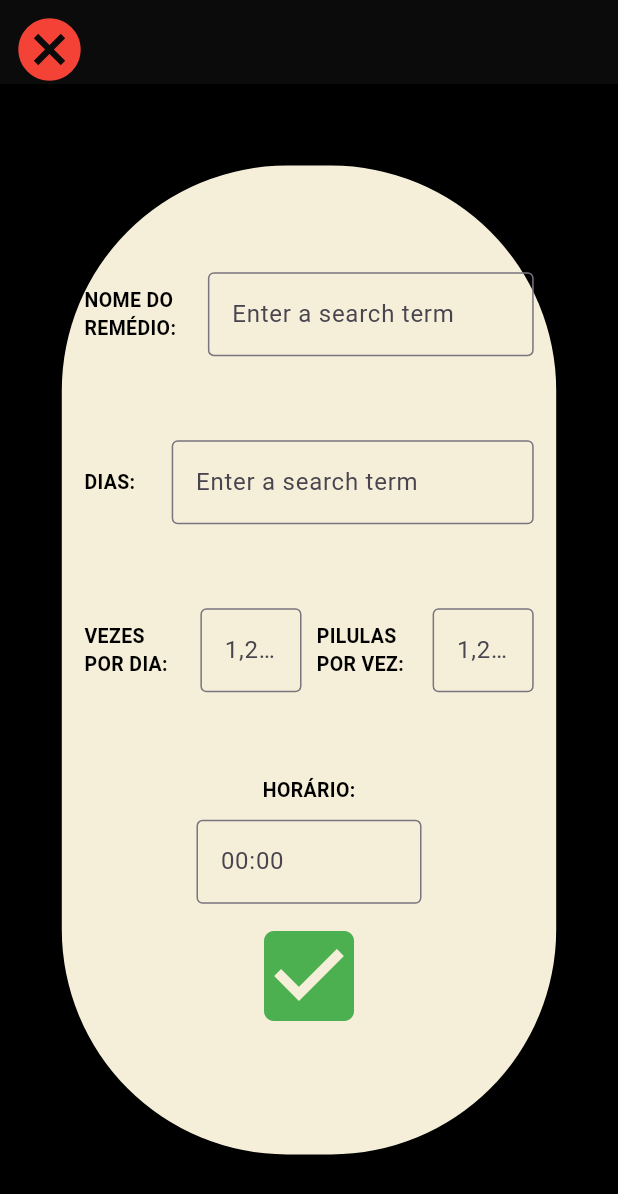
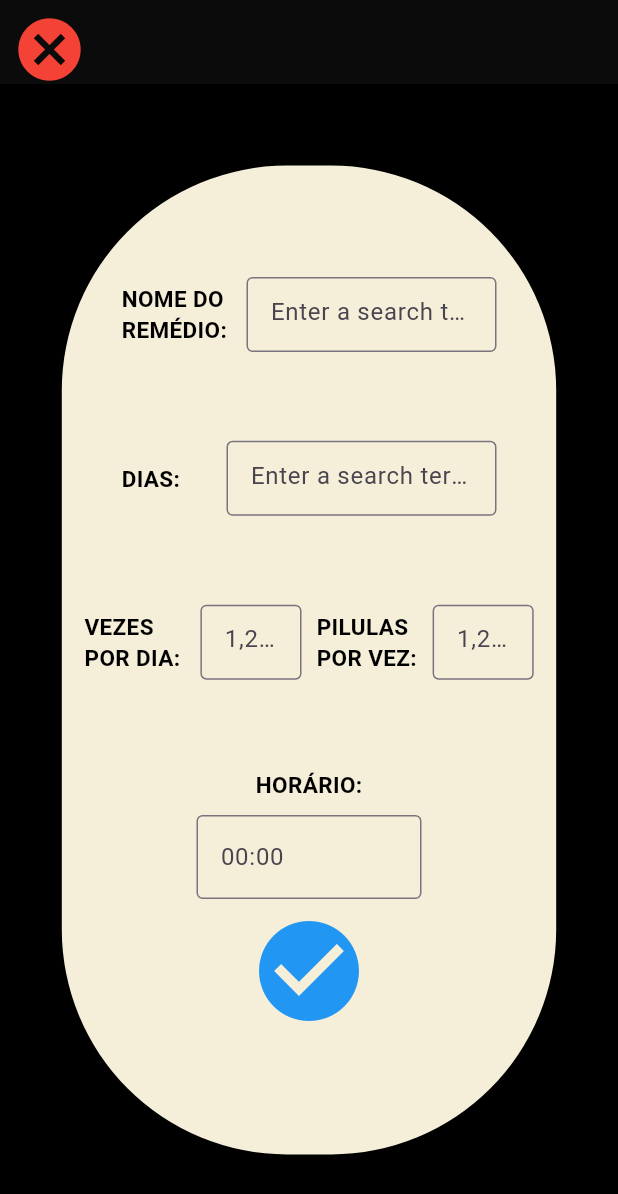
Before and after one commit to HenriqueSoares28/pillbox, a Flutter app: the EditarRemedio screen opened directly, on a phone screen of 412 x 824 dp. Shown: the top 1194 px of the screen. Run offline on Flutter 3.47's test engine with Material 3 defaults, Android fonts, the phone set to English and light mode, and no system bars.

Commit message:
so deus sabe o que passa na mente do palhaço

```diff
--- a/lib/editarRemedio.dart
+++ b/lib/editarRemedio.dart
@@ -52,14 +52,45 @@ class EditarRemedio extends StatelessWidget {
                 mainAxisAlignment: MainAxisAlignment.spaceEvenly,
                 crossAxisAlignment: CrossAxisAlignment.center,
                 children: <Widget>[
-                  Row(
+                  SizedBox(
+                    height: 50,
+                    width: 250,
+                    child: Row(
                       children: [
                         const Expanded(
                           flex: 1,
                           child: Text(
                             'NOME DO REMÉDIO:',
                             style: TextStyle(
-                            fontSize: 13,
+                              fontSize: 15,
+                              fontWeight: FontWeight.bold,
+                              color: Colors.black,
+                            ),
+                          ),
+                        ),
+                        Expanded(
+                          flex: 2,
+                          child: TextFormField(
+                            decoration: const InputDecoration(
+                              border: OutlineInputBorder(),
+                              hintText: 'Enter a search term',
+                            ),
+                          ),
+                        ),
+                      ],
+                    ),
+                  ),
+                  SizedBox(
+                    height: 50,
+                    width: 250,
+                    child: Row(
+                      children: [
+                        const Expanded(
+                          flex: 1,
+                          child: Text(
+                            'DIAS:',
+                            style: TextStyle(
+                              fontSize: 15,
                               fontWeight: FontWeight.bold,
                               color: Colors.black,
                             ),
@@ -77,39 +108,18 @@ class EditarRemedio extends StatelessWidget {
                         ),
                       ],
                     ),
-                  Row(
-                    children: [
-                      const Expanded(
-                        flex: 1,
-                        child: Text(
-                          'DIAS:',
-                          style: TextStyle(
-                            fontSize: 13,
-                            fontWeight: FontWeight.bold,
-                            color: Colors.black,
                   ),
-                        ),
-                      ),
-                      const SizedBox(width: 10),
-                      Expanded(
-                        flex: 5,
-                        child: TextFormField(
-                          decoration: const InputDecoration(
-                            border: OutlineInputBorder(),
-                            hintText: 'Enter a search term',
-                          ),
-                        ),
-                      ),
-                    ],
-                  ),
-                  Row(
+                  SizedBox(
+                    height: 50,
+                    width: 300,
+                    child: Row(
                       children: [
                         const Expanded(
                           flex: 2,
                           child: Text(
                             'VEZES POR DIA:',
                             style: TextStyle(
-                            fontSize: 13,
+                              fontSize: 15,
                               fontWeight: FontWeight.bold,
                               color: Colors.black,
                             ),
@@ -132,7 +142,7 @@ class EditarRemedio extends StatelessWidget {
                           child: Text(
                             'PILULAS POR VEZ:',
                             style: TextStyle(
-                            fontSize: 13,
+                              fontSize: 15,
                               fontWeight: FontWeight.bold,
                               color: Colors.black,
                             ),
@@ -151,12 +161,13 @@ class EditarRemedio extends StatelessWidget {
                         ),
                       ],
                     ),
+                  ),
                   Column(
                     children: [
                       const Text(
                         'HORÁRIO:',
                         style: TextStyle(
-                          fontSize: 13,
+                          fontSize: 15,
                           fontWeight: FontWeight.bold,
                           color: Colors.black,
                         ),
@@ -172,10 +183,11 @@ class EditarRemedio extends StatelessWidget {
                           ),
                         ),
                       ),
+
                       IconButton(
                         icon: const Icon(
-                          Icons.check_box,
-                          color: Colors.green,
+                          Icons.check_circle,
+                          color: Colors.blue,
                           size: 80,
                         ),
                         onPressed: () {
```
Lines whose indentation alone changed are shown as unchanged.
